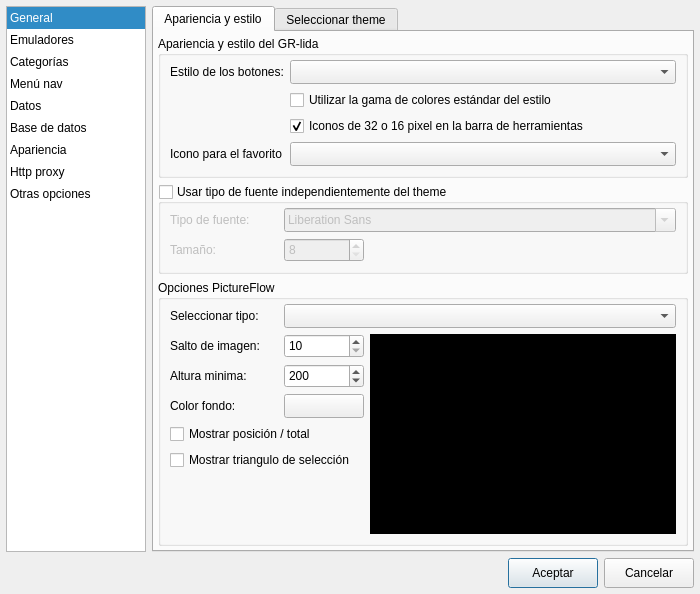
First picture: the form in ui/opciones.ui, repository Monthy/gr-lida, before the edit.
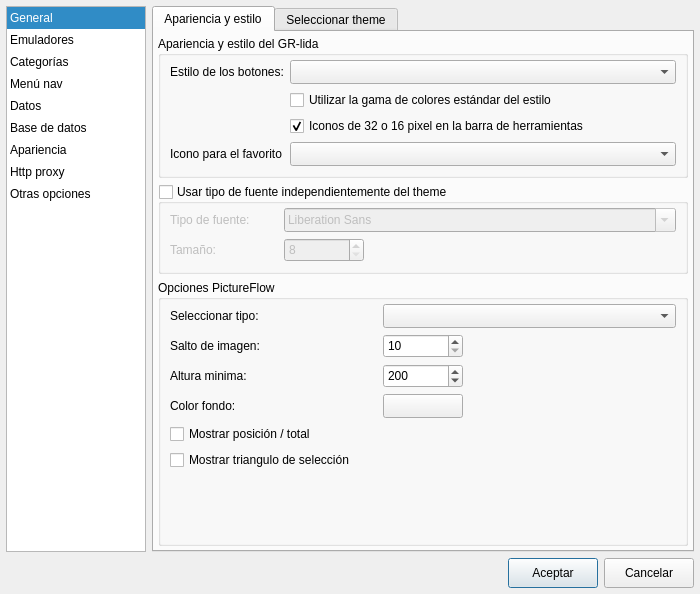
Second picture: the form after the edit. The open tabs and pages were chosen to show the change. Icons and pictures are not drawn.

Commit message: Uso directamente de PictureFlow en las opciones para configurarlo.

What changed in the file:
```diff
--- a/ui/opciones.ui
+++ b/ui/opciones.ui
@@ -3080,25 +3080,6 @@
                 </property>
                </widget>
               </item>
-              <item row="1" column="2" rowspan="6">
-               <widget class="QLabel" name="lb_picflowtype">
-                <property name="sizePolicy">
-                 <sizepolicy hsizetype="Expanding" vsizetype="Preferred">
-                  <horstretch>0</horstretch>
-                  <verstretch>0</verstretch>
-                 </sizepolicy>
-                </property>
-                <property name="styleSheet">
-                 <string notr="true">background-color: rgb(0, 0, 0);</string>
-                </property>
-                <property name="text">
-                 <string/>
-                </property>
-                <property name="alignment">
-                 <set>Qt::AlignCenter</set>
-                </property>
-               </widget>
-              </item>
               <item row="2" column="0">
                <widget class="QLabel" name="lb_Opt_33">
                 <property name="text">
```
Left out of the diff: 2 changed lines with no effect on the pictures. The commit also changes 2 other files.
